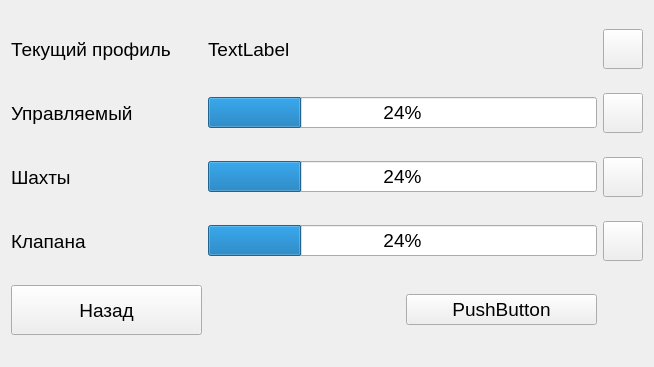
The window that QtClient/QtClimaClient/Frames/VentilationOverviewFrame.ui (ciberslavik/climacore) describes before a commit, drawn with Qt 5.
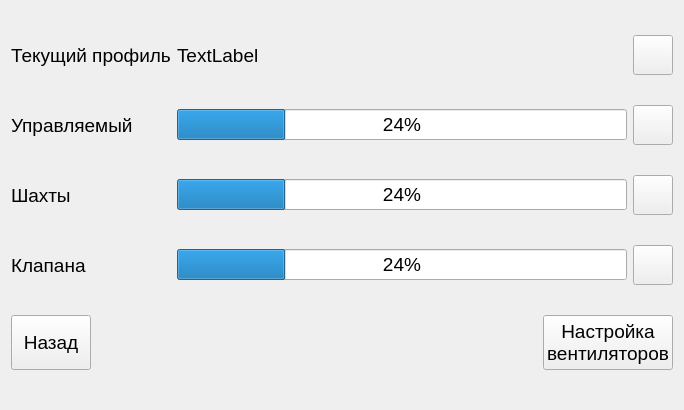
The same window after the commit. Icons and pictures are not drawn.

The edit to the form file:
```diff
--- a/QtClient/QtClimaClient/Frames/VentilationOverviewFrame.ui
+++ b/QtClient/QtClimaClient/Frames/VentilationOverviewFrame.ui
@@ -6,8 +6,8 @@
    <rect>
     <x>0</x>
     <y>0</y>
-    <width>654</width>
-    <height>367</height>
+    <width>684</width>
+    <height>410</height>
    </rect>
   </property>
   <property name="font">
@@ -19,6 +19,55 @@
    <string>Form</string>
   </property>
   <layout class="QGridLayout" name="gridLayout">
+   <item row="0" column="0">
+    <widget class="QLabel" name="label">
+     <property name="maximumSize">
+      <size>
+       <width>16777215</width>
+       <height>30</height>
+      </size>
+     </property>
+     <property name="text">
+      <string>Текущий профиль</string>
+     </property>
+    </widget>
+   </item>
+   <item row="0" column="1">
+    <widget class="QLabel" name="lblProfileName">
+     <property name="text">
+      <string>TextLabel</string>
+     </property>
+    </widget>
+   </item>
+   <item row="0" column="2">
+    <widget class="QPushButton" name="btnSelectProfile">
+     <property name="minimumSize">
+      <size>
+       <width>40</width>
+       <height>40</height>
+      </size>
+     </property>
+     <property name="maximumSize">
+      <size>
+       <width>40</width>
+       <height>40</height>
+      </size>
+     </property>
+     <property name="text">
+      <string/>
+     </property>
+     <property name="icon">
+      <iconset>
+       <normaloff>:/Images/line-chart.png</normaloff>:/Images/line-chart.png</iconset>
+     </property>
+     <property name="iconSize">
+      <size>
+       <width>32</width>
+       <height>32</height>
+      </size>
+     </property>
+    </widget>
+   </item>
    <item row="1" column="0">
     <widget class="QLabel" name="label_3">
      <property name="text">
@@ -26,36 +75,14 @@
      </property>
     </widget>
    </item>
-   <item row="3" column="3">
-    <widget class="QPushButton" name="btnConfigValve">
-     <property name="minimumSize">
-      <size>
-       <width>40</width>
-       <height>40</height>
-      </size>
-     </property>
-     <property name="maximumSize">
-      <size>
-       <width>40</width>
-       <height>40</height>
-      </size>
-     </property>
-     <property name="text">
-      <string/>
-     </property>
-     <property name="icon">
-      <iconset resource="../Resources.qrc">
-       <normaloff>:/Images/gears.png</normaloff>:/Images/gears.png</iconset>
-     </property>
-     <property name="iconSize">
-      <size>
-       <width>32</width>
-       <height>32</height>
-      </size>
+   <item row="1" column="1">
+    <widget class="QProgressBar" name="pbAnalogFan">
+     <property name="value">
+      <number>24</number>
      </property>
     </widget>
    </item>
-   <item row="1" column="3">
+   <item row="1" column="2">
     <widget class="QPushButton" name="pushButton_2">
      <property name="minimumSize">
       <size>
@@ -73,53 +100,7 @@
       <string/>
      </property>
      <property name="icon">
-      <iconset resource="../Resources.qrc">
-       <normaloff>:/Images/gears.png</normaloff>:/Images/gears.png</iconset>
-     </property>
-     <property name="iconSize">
-      <size>
-       <width>32</width>
-       <height>32</height>
-      </size>
-     </property>
-    </widget>
-   </item>
-   <item row="3" column="1" colspan="2">
-    <widget class="QProgressBar" name="pbValves">
-     <property name="value">
-      <number>24</number>
-     </property>
-    </widget>
-   </item>
-   <item row="5" column="0" colspan="4">
-    <layout class="QHBoxLayout" name="layDiscrFans"/>
-   </item>
-   <item row="0" column="1">
-    <widget class="QLabel" name="lblProfileName">
-     <property name="text">
-      <string>TextLabel</string>
-     </property>
-    </widget>
-   </item>
-   <item row="2" column="3">
-    <widget class="QPushButton" name="btnConfigMine">
-     <property name="minimumSize">
-      <size>
-       <width>40</width>
-       <height>40</height>
-      </size>
-     </property>
-     <property name="maximumSize">
-      <size>
-       <width>40</width>
-       <height>40</height>
-      </size>
-     </property>
-     <property name="text">
-      <string/>
-     </property>
-     <property name="icon">
-      <iconset resource="../Resources.qrc">
+      <iconset>
        <normaloff>:/Images/gears.png</normaloff>:/Images/gears.png</iconset>
      </property>
      <property name="iconSize">
@@ -137,31 +118,38 @@
      </property>
     </widget>
    </item>
-   <item row="6" column="0">
-    <widget class="QPushButton" name="pushButton">
+   <item row="2" column="1">
+    <widget class="QProgressBar" name="pbMines">
+     <property name="value">
+      <number>24</number>
+     </property>
+    </widget>
+   </item>
+   <item row="2" column="2">
+    <widget class="QPushButton" name="btnConfigMine">
      <property name="minimumSize">
       <size>
-       <width>0</width>
-       <height>50</height>
+       <width>40</width>
+       <height>40</height>
       </size>
      </property>
      <property name="maximumSize">
       <size>
-       <width>16777215</width>
-       <height>50</height>
+       <width>40</width>
+       <height>40</height>
       </size>
      </property>
      <property name="text">
-      <string>Назад</string>
+      <string/>
      </property>
      <property name="icon">
-      <iconset resource="../Resources.qrc">
-       <normaloff>:/Images/icons8-u-turn-to-left-50.png</normaloff>:/Images/icons8-u-turn-to-left-50.png</iconset>
+      <iconset>
+       <normaloff>:/Images/gears.png</normaloff>:/Images/gears.png</iconset>
      </property>
      <property name="iconSize">
       <size>
-       <width>42</width>
-       <height>42</height>
+       <width>32</width>
+       <height>32</height>
       </size>
      </property>
     </widget>
@@ -173,75 +161,123 @@
      </property>
     </widget>
    </item>
-   <item row="0" column="0">
-    <widget class="QLabel" name="label">
+   <item row="3" column="1">
+    <widget class="QProgressBar" name="pbValves">
+     <property name="value">
+      <number>24</number>
+     </property>
+    </widget>
+   </item>
+   <item row="3" column="2">
+    <widget class="QPushButton" name="btnConfigValve">
+     <property name="minimumSize">
+      <size>
+       <width>40</width>
+       <height>40</height>
+      </size>
+     </property>
      <property name="maximumSize">
       <size>
-       <width>16777215</width>
-       <height>30</height>
+       <width>40</width>
+       <height>40</height>
       </size>
      </property>
      <property name="text">
-      <string>Текущий профиль</string>
+      <string/>
      </property>
-    </widget>
-   </item>
-   <item row="1" column="1" colspan="2">
-    <widget class="QProgressBar" name="pbAnalogFan">
-     <property name="value">
-      <number>24</number>
+     <property name="icon">
+      <iconset>
+       <normaloff>:/Images/gears.png</normaloff>:/Images/gears.png</iconset>
      </property>
-    </widget>
-   </item>
-   <item row="2" column="1" colspan="2">
-    <widget class="QProgressBar" name="pbMines">
-     <property name="value">
-      <number>24</number>
+     <property name="iconSize">
+      <size>
+       <width>32</width>
+       <height>32</height>
+      </size>
      </property>
     </widget>
    </item>
-   <item row="4" column="0" colspan="4">
+   <item row="4" column="0" colspan="3">
     <layout class="QHBoxLayout" name="layAnalogFans"/>
    </item>
-   <item row="0" column="3">
-    <widget class="QPushButton" name="btnSelectProfile">
-     <property name="minimumSize">
-      <size>
-       <width>40</width>
-       <height>40</height>
-      </size>
-     </property>
-     <property name="maximumSize">
-      <size>
-       <width>40</width>
-       <height>40</height>
-      </size>
-     </property>
-     <property name="text">
-      <string/>
-     </property>
-     <property name="icon">
-      <iconset resource="../Resources.qrc">
-       <normaloff>:/Images/line-chart.png</normaloff>:/Images/line-chart.png</iconset>
-     </property>
-     <property name="iconSize">
-      <size>
-       <width>32</width>
-       <height>32</height>
-      </size>
-     </property>
-    </widget>
+   <item row="5" column="0" colspan="3">
+    <layout class="QHBoxLayout" name="layDiscrFans"/>
    </item>
-   <item row="6" column="2">
-    <widget class="QPushButton" name="btnConfigure">
-     <property name="text">
-      <string>PushButton</string>
-     </property>
-     <property name="icon">
-      <iconset resource="../Resources.qrc">
-       <normaloff>:/Images/icons8-edit-64.png</normaloff>:/Images/icons8-edit-64.png</iconset>
-     </property>
-    </widget>
+   <item row="6" column="0" colspan="3">
+    <layout class="QHBoxLayout" name="horizontalLayout">
+     <item>
+      <widget class="QPushButton" name="pushButton">
+       <property name="minimumSize">
+        <size>
+         <width>0</width>
+         <height>55</height>
+        </size>
+       </property>
+       <property name="maximumSize">
+        <size>
+         <width>16777215</width>
+         <height>55</height>
+        </size>
+       </property>
+       <property name="text">
+        <string>Назад</string>
+       </property>
+       <property name="icon">
+        <iconset>
+         <normaloff>:/Images/icons8-u-turn-to-left-50.png</normaloff>:/Images/icons8-u-turn-to-left-50.png</iconset>
+       </property>
+       <property name="iconSize">
+        <size>
+         <width>42</width>
+         <height>42</height>
+        </size>
+       </property>
+      </widget>
+     </item>
+     <item>
+      <spacer name="horizontalSpacer">
+       <property name="orientation">
+        <enum>Qt::Horizontal</enum>
+       </property>
+       <property name="sizeHint" stdset="0">
+        <size>
+         <width>40</width>
+         <height>20</height>
+        </size>
+       </property>
+      </spacer>
+     </item>
+     <item>
+      <widget class="QPushButton" name="btnConfigure">
+       <property name="minimumSize">
+        <size>
+         <width>0</width>
+         <height>55</height>
+        </size>
+       </property>
+       <property name="maximumSize">
+        <size>
+         <width>16777215</width>
+         <height>55</height>
+        </size>
+       </property>
+       <property name="text">
+        <string>Настройка
+вентиляторов</string>
+       </property>
+       <property name="icon">
+        <iconset>
+         <normaloff>:/Images/icons8-edit-64.png</normaloff>:/Images/icons8-edit-64.png</iconset>
+       </property>
+       <property name="iconSize">
+        <size>
+         <width>32</width>
+         <height>32</height>
+        </size>
+       </property>
+      </widget>
+     </item>
+    </layout>
    </item>
   </layout>
  </widget>
```
Left out of the diff: 4 changed lines with no effect on the pictures.
